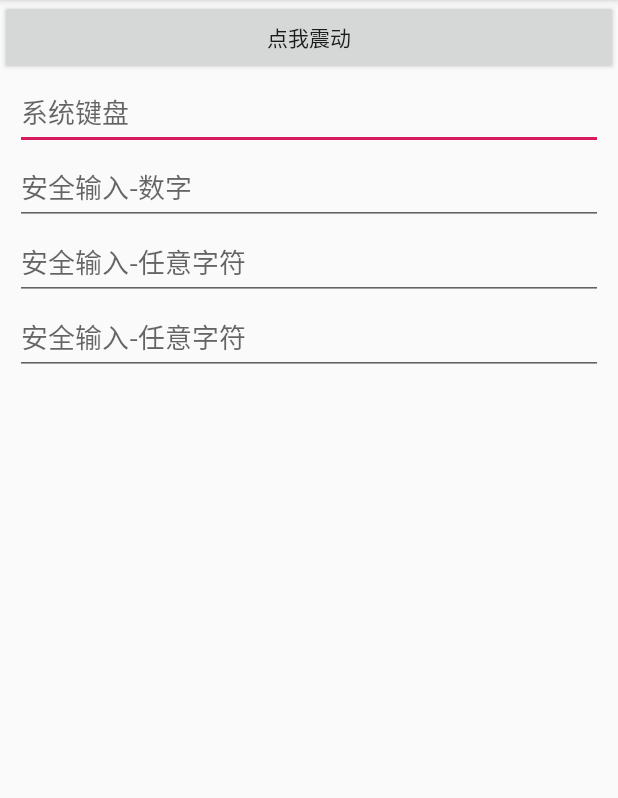
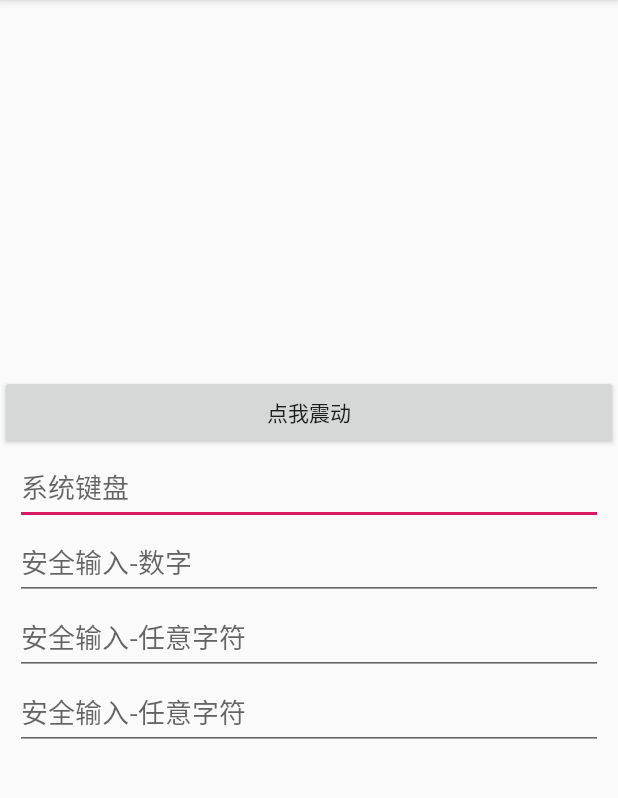
Before and after one commit to hyy12345678/SKeyboard, an Android app: the screen it shows after launch (Main2Activity), on a phone screen of 412 x 824 dp, the part 84-882 px from its top. Run offline under Robolectric (Android 15) with nearby library versions, the phone set to English and light mode, and no system bars.

Commit message:
update ver 1.0.4,modify SafeKeyboard,add layout scroll logic for EditText

```diff
--- a/app/src/main/java/net/hyy/fun/skeyboard/Main2Activity.java
+++ b/app/src/main/java/net/hyy/fun/skeyboard/Main2Activity.java
@@ -33,6 +33,7 @@ public class Main2Activity extends AppCompatActivity {
     private EditText safeEdit2;
     private EditText safeEdit3;
     private List<EditText> editList = new ArrayList<>();
+    private View scroll_layout;
 
     String DES_KEY = "randromdata";
 
@@ -48,6 +49,8 @@ public class Main2Activity extends AppCompatActivity {
         safeEdit = findViewById(R.id.safeEditText);
         safeEdit2 = findViewById(R.id.safeEditText2);
         safeEdit3 = findViewById(R.id.safeEditText3);
+
+        scroll_layout = findViewById(R.id.scroll_layout);
 
         safeEdit.setTag("number");
         editList.add(safeEdit);
@@ -67,7 +70,7 @@ public class Main2Activity extends AppCompatActivity {
             }
         });
         LinearLayout keyboardContainer = findViewById(R.id.keyboardViewPlace);
-        safeKeyboard = new SafeKeyboard(Main2Activity.this, keyboardContainer, editList,
+        safeKeyboard = new SafeKeyboard(Main2Activity.this, keyboardContainer, editList, scroll_layout,
                 true, false, false);
        /* safeKeyboard.setDelDrawable(this.getResources().getDrawable(R.drawable.seckey_icon_del));
         safeKeyboard.setLowDrawable(this.getResources().getDrawable(R.drawable.seckey_icon_capital_default));
@@ -108,7 +111,7 @@ public class Main2Activity extends AppCompatActivity {
                         Base64.DEFAULT)
                         + "\n");
                 ((TextView) findViewById(R.id.tv)).setText(builder.toString());
-                Log.e("Main2Activity",builder.toString());
+                Log.e("Main2Activity", builder.toString());
                 return false;
             }
 
--- a/app/src/main/res/layout/activity_main2.xml
+++ b/app/src/main/res/layout/activity_main2.xml
@@ -6,9 +6,15 @@
     android:layout_height="match_parent"
     tools:context=".Main2Activity">
 
+    <ScrollView
+        android:layout_width="match_parent"
+        android:layout_height="match_parent">
+
         <LinearLayout
+            android:id="@+id/scroll_layout"
             android:layout_width="match_parent"
             android:layout_height="match_parent"
+            android:layout_marginTop="250dp"
             android:orientation="vertical">
 
 
@@ -17,47 +23,49 @@
                 android:layout_width="match_parent"
                 android:layout_height="50dp"
                 android:hapticFeedbackEnabled="true"
-            android:text="点我震动"/>
+                android:text="点我震动" />
 
             <EditText
                 android:id="@+id/normalEditText"
                 android:layout_width="match_parent"
                 android:layout_height="50sp"
+                android:layout_marginStart="10sp"
                 android:layout_marginEnd="10sp"
-            android:layout_marginStart="10sp"
                 android:hint="@string/keyboard_system"
                 android:inputType="text" />
+
             <net.hyy.fun.skeyboard.SafeEditText
                 android:id="@+id/safeEditText"
                 android:layout_width="match_parent"
                 android:layout_height="50sp"
+                android:layout_marginStart="10sp"
                 android:layout_marginEnd="10sp"
-            android:layout_marginStart="10sp"
-            android:hint="安全输入-数字"
-            />
+                android:hint="安全输入-数字" />
 
             <net.hyy.fun.skeyboard.SafeEditText
                 android:id="@+id/safeEditText2"
                 android:layout_width="match_parent"
                 android:layout_height="50sp"
+                android:layout_marginStart="10sp"
                 android:layout_marginEnd="10sp"
-            android:layout_marginStart="10sp"
-            android:hint="安全输入-任意字符"
-            />
+                android:hint="安全输入-任意字符" />
+
             <net.hyy.fun.skeyboard.SafeEditText
                 android:id="@+id/safeEditText3"
                 android:layout_width="match_parent"
                 android:layout_height="50sp"
+                android:layout_marginStart="10sp"
                 android:layout_marginEnd="10sp"
-            android:layout_marginStart="10sp"
-            android:hint="安全输入-任意字符"
-            />
+                android:hint="安全输入-任意字符" />
+
             <TextView
                 android:id="@+id/tv"
                 android:layout_width="match_parent"
                 android:layout_height="wrap_content" />
 
         </LinearLayout>
+
+    </ScrollView>
 
     <LinearLayout
         android:id="@+id/keyboardViewPlace"
--- a/skeyboardlib/build.gradle
+++ b/skeyboardlib/build.gradle
@@ -8,8 +8,8 @@ android {
     defaultConfig {
         minSdkVersion 21
         targetSdkVersion 28
-        versionCode 3
-        versionName "1.0.3"
+        versionCode 4
+        versionName "1.0.4"
 
         testInstrumentationRunner "androidx.test.runner.AndroidJUnitRunner"
         externalNativeBuild {
--- a/skeyboardlib/src/main/java/net/hyy/fun/skeyboardlib/SafeKeyboard.java
+++ b/skeyboardlib/src/main/java/net/hyy/fun/skeyboardlib/SafeKeyboard.java
@@ -12,17 +12,18 @@ import android.os.Looper;
 import android.os.SystemClock;
 import android.os.Vibrator;
 import android.text.Editable;
+import android.util.DisplayMetrics;
 import android.util.Log;
 import android.view.LayoutInflater;
 import android.view.MotionEvent;
 import android.view.View;
+import android.view.WindowManager;
 import android.view.animation.Animation;
 import android.view.animation.TranslateAnimation;
 import android.view.inputmethod.InputMethodManager;
 import android.widget.EditText;
 import android.widget.ImageView;
 import android.widget.LinearLayout;
-
 
 
 import java.lang.reflect.InvocationTargetException;
@@ -78,29 +79,52 @@ public class SafeKeyboard {
     private boolean isLetterRandom;
     private boolean isSymbolRandom;
 
-    public SafeKeyboard(Context mContext, LinearLayout layout, List<EditText> editTextList, boolean isNumberRandom, boolean isLetterRandom, boolean isSymbolRandom) {
-        this.mContext = mContext;
-        this.layout = layout;
-        this.editTextList = editTextList;
-        this.keyboardContainerResId = R.layout.seckey_layout_keyboard_containor;
-        this.keyboardResId = LayoutInflater.from(mContext).inflate(R.layout.seckey_layout_keyboard_containor, null).findViewById(R.id.safeKeyboardLetter).getId();
-        this.isNumberRandom = isNumberRandom;
-        this.isLetterRandom = isLetterRandom;
-        this.isSymbolRandom = isSymbolRandom;
-        vibrator = (Vibrator) mContext.getSystemService(Service.VIBRATOR_SERVICE);
-        delDrawable = mContext.getResources().getDrawable(R.drawable.seckey_icon_del);
-        lowDrawable = mContext.getResources().getDrawable(R.drawable.seckey_icon_capital_default);
-        upDrawable = mContext.getResources().getDrawable(R.drawable.seckey_icon_capital_selected);
-        logoDrawable = mContext.getResources().getDrawable(R.drawable.seckey_logo_anquan);
-        downDrawable = mContext.getResources().getDrawable(R.drawable.seckey_keyboard_done_);
-        initKeyboard();
-        initAnimation();
-        addListeners();
+
+    private final View mScrollLayout;
+    private int[] originalScrollPosInScr;
+    private int[] originalScrollPosInPar;
+    private int mScreenWidth;
+    private int mScreenHeight;
+    private float toBackSize;
+
+
+
+    public SafeKeyboard(Context mContext, LinearLayout layout, List<EditText> editTextList,View mScrollLayout,
+                        boolean isNumberRandom, boolean isLetterRandom, boolean isSymbolRandom) {
+//        this.mContext = mContext;
+//        this.layout = layout;
+//        this.editTextList = editTextList;
+//        this.keyboardContainerResId = R.layout.seckey_layout_keyboard_containor;
+//        this.keyboardResId = LayoutInflater.from(mContext).inflate(R.layout.seckey_layout_keyboard_containor, null).findViewById(R.id.safeKeyboardLetter).getId();
+//        this.isNumberRandom = isNumberRandom;
+//        this.isLetterRandom = isLetterRandom;
+//        this.isSymbolRandom = isSymbolRandom;
+//        vibrator = (Vibrator) mContext.getSystemService(Service.VIBRATOR_SERVICE);
+//        delDrawable = mContext.getResources().getDrawable(R.drawable.seckey_icon_del);
+//        lowDrawable = mContext.getResources().getDrawable(R.drawable.seckey_icon_capital_default);
+//        upDrawable = mContext.getResources().getDrawable(R.drawable.seckey_icon_capital_selected);
+//        logoDrawable = mContext.getResources().getDrawable(R.drawable.seckey_logo_anquan);
+//        downDrawable = mContext.getResources().getDrawable(R.drawable.seckey_keyboard_done_);
+//        initKeyboard();
+//        initAnimation();
+//        addListeners();
+
+        this(mContext, layout, editTextList,mScrollLayout,
+                R.layout.seckey_layout_keyboard_containor,
+                LayoutInflater.from(mContext).inflate(R.layout.seckey_layout_keyboard_containor, null).findViewById(R.id.safeKeyboardLetter).getId(),
+                mContext.getResources().getDrawable(R.drawable.seckey_icon_del),
+                mContext.getResources().getDrawable(R.drawable.seckey_icon_capital_default),
+                mContext.getResources().getDrawable(R.drawable.seckey_icon_capital_selected),
+                mContext.getResources().getDrawable(R.drawable.seckey_logo_anquan),
+                mContext.getResources().getDrawable(R.drawable.seckey_keyboard_done_),
+                isNumberRandom, isLetterRandom, isSymbolRandom
+        );
 
     }
 
-    SafeKeyboard(Context mContext, LinearLayout layout, List<EditText> editTextList, int id, int keyId,
-                 Drawable del, Drawable low, Drawable up, Drawable logo, Drawable down, boolean isNumberRandom, boolean isLetterRandom, boolean isSymbolRandom) {
+    SafeKeyboard(Context mContext, LinearLayout layout, List<EditText> editTextList,View mScrollLayout,
+                 int id, int keyId, Drawable del, Drawable low, Drawable up, Drawable logo, Drawable down,
+                 boolean isNumberRandom, boolean isLetterRandom, boolean isSymbolRandom) {
         this.mContext = mContext;
         this.layout = layout;
         this.editTextList = editTextList;
@@ -115,6 +139,23 @@ public class SafeKeyboard {
         this.isLetterRandom = isLetterRandom;
         this.isSymbolRandom = isSymbolRandom;
         vibrator = (Vibrator) mContext.getSystemService(Service.VIBRATOR_SERVICE);
+
+        this.mScrollLayout = mScrollLayout;
+
+        originalScrollPosInScr = new int[]{0, 0, 0, 0};
+        originalScrollPosInPar = new int[]{0, 0, 0, 0};
+
+        // 获取 WindowManager 实例, 得到屏幕的操作权
+        WindowManager wm = (WindowManager) mContext.getSystemService(Context.WINDOW_SERVICE);
+        if (wm != null) {
+            // 给 metrics 赋值
+            DisplayMetrics metrics = new DisplayMetrics();
+            wm.getDefaultDisplay().getMetrics(metrics);
+            // 设备屏幕的宽度,高度变量
+            mScreenWidth = metrics.widthPixels;
+            mScreenHeight = metrics.heightPixels;
+        }
+
 
         initKeyboard();
         initAnimation();
@@ -258,7 +299,7 @@ public class SafeKeyboard {
     }
 
     private boolean isNumber(String str) {
-        String numStr =  mContext.getString(R.string.seckey_zeroTonine);
+        String numStr = mContext.getString(R.string.seckey_zeroTonine);
         return numStr.contains(str.toLowerCase());
     }
 
@@ -448,6 +489,9 @@ public class SafeKeyboard {
         @Override
         public void run() {
             isHideStart = false;
+
+            doScrollLayoutBack(true, null);
+
             if (keyContainer.getVisibility() != View.GONE) {
                 keyContainer.setVisibility(View.GONE);
             }
@@ -463,6 +507,8 @@ public class SafeKeyboard {
             if (!mEditText.isFocused()) {
                 hideKeyboard();
             }
+
+            doScrollLayout();
         }
     };
 
@@ -528,6 +574,7 @@ public class SafeKeyboard {
                             return false;
                         }
                         if (!isKeyboardShown()) {
+                            getOriginalScrollLayoutPos();
                             showHandler.removeCallbacks(showRun);
                             showHandler.postDelayed(showRun, SHOW_DELAY);
                         }
@@ -550,6 +597,7 @@ public class SafeKeyboard {
                             }
                             if (isFocus) {
                                 if (isKeyboardShown()) {
+                                    getOriginalScrollLayoutPos();
                                     hideKeyboard();
                                 }
 
@@ -557,6 +605,7 @@ public class SafeKeyboard {
                         } else {
                             ((EditText) v).setText("");
                             if (!isKeyboardShown()) {
+                                getOriginalScrollLayoutPos();
                                 showHandler.removeCallbacks(showRun);
                                 showHandler.postDelayed(showRun, SHOW_DELAY);
                             }
@@ -770,4 +819,99 @@ public class SafeKeyboard {
         keyboardView.setHideDrawable(downDrawable);
     }
 
+
+    /**
+     * 更新 mScrollLayout 原始位置, 且只获取一次
+     */
+    private void getOriginalScrollLayoutPos() {
+        if (originalScrollPosInScr[0] == 0 && originalScrollPosInScr[1] == 0) {
+            int[] pos = new int[]{0, 0};
+            mScrollLayout.getLocationOnScreen(pos);
+            originalScrollPosInScr[0] = pos[0];
+            originalScrollPosInScr[1] = pos[1];
+            originalScrollPosInScr[2] = pos[0] + mScrollLayout.getWidth();
+            originalScrollPosInScr[3] = pos[1] + mScrollLayout.getHeight();
+        }
+
+        if (originalScrollPosInPar[0] == 0 && originalScrollPosInPar[1] == 0
+                && originalScrollPosInPar[2] == 0 && originalScrollPosInPar[3] == 0) {
+            originalScrollPosInPar[0] = mScrollLayout.getLeft();
+            originalScrollPosInPar[1] = mScrollLayout.getTop();
+            originalScrollPosInPar[2] = mScrollLayout.getRight();
+            originalScrollPosInPar[3] = mScrollLayout.getBottom();
+        }
+    }
+
+
+    private void doScrollLayout() {
+        // 计算 SafeKeyboard 显示后是否会遮挡住 EditText
+        editNeedScroll(mEditText);
+    }
+
+    private void editNeedScroll(EditText mEditText) {
+        int keyboardHeight = keyContainer.getHeight();      // 获取键盘布局的高度
+        int keyStartY = mScreenHeight - keyboardHeight;
+        int[] position = new int[2];
+        mEditText.getLocationOnScreen(position);
+        int mEditTextBottomY = position[1] + mEditText.getHeight();
+        if (mEditTextBottomY > keyStartY) {
+            // 说明这个 EditText 的底部在 键盘 View 顶部以下, 即 EditText 被键盘遮挡了
+            final float to = keyStartY - mEditTextBottomY - 10; // 为负值, 需要往上移动的距离, 往上为负值, 往下为正值
+            if (position[1] + to < originalScrollPosInScr[1]) {
+                // 说明, scrollLayout 被往上顶起之后, EditText 所在位置可能会被 scrollLayout 上面的其他 View 遮挡或者重合了导致显示不准确,
+                // 那么顶起操作在这里就显示不合适了, 所以这里最好是添加一个长文本显示功能
+                // 说明往上顶起之后 mEditText 会被遮挡, 即 mEditText 的 top 距离顶部的距离 小于 要移动的距离
+                // 这里就不需要顶起了, 需要显示一个长文本显示页面
+                // TODO... 添加一个长文本显示功能, 不过这里的长文本显示似乎没有什么意义
+                return;
+            }
+            toBackSize = to;
+            mScrollLayout.animate().translationYBy(toBackSize).setDuration(150).start();
+        }
+    }
+
+
+    private boolean doScrollLayoutBack(final boolean isHide, EditText mEditText) {
+        int thisScrollY = 0;
+        if (!isHide && mEditText != null) {
+            // 这种情况说明是点击了一个 EditText, 则需要判断是否需要移动 mScrollLayout 来适应 SafeKeyboard 的显示
+            int[] mEditPos = new int[2];
+            mEditText.getLocationOnScreen(mEditPos);
+            Log.e("SafeKeyboard_Scroll", "0: " + mEditPos[0] + ", 1: " + mEditPos[1]);
+
+            int keyboardHeight = keyContainer.getHeight();
+            int keyStartY = mScreenHeight - keyboardHeight;
+            getOriginalScrollLayoutPos();
+
+            if (mEditText.getHeight() + 10 > keyStartY - originalScrollPosInScr[1]) {
+                // mEditText 的高度 大于 SafeKeyboard 上边界到 mScrollLayout 上边界的距离, 即 mEditText 无法完全显示
+                // TODO... 添加一个长文本输入功能
+
+                return false;
+            } else {
+                // 可以正常显示
+                if (mEditPos[1] < originalScrollPosInScr[1]) {
+                    // 说明当前的 mEditText 的 top 位置已经被其他布局遮挡, 需要布局往下滑动一点, 使 mEditText 可以完全显示
+                    thisScrollY = originalScrollPosInScr[1] - mEditPos[1] + 10; // 正值
+                } else if (mEditPos[1] + mEditText.getHeight() > keyStartY) {
+                    // 说明当前的 mEditText 的 bottom 位置已经被其他布局遮挡, 需要布局往上滑动一点, 使 mEditText 可以完全显示
+                    thisScrollY = keyStartY - mEditPos[1] - mEditText.getHeight(); //负值
+                } else {
+                    // 各项均正常, 不需要重新滑动
+                    Log.i("SafeKeyboard_LOG", "Need not to scroll");
+                    return false;
+                }
+            }
+        }
+
+        toBackSize += thisScrollY;
+        if (isHide) {
+            mScrollLayout.animate().setDuration(150).translationYBy(-toBackSize).start();
+            toBackSize = 0;
+        } else {
+            mScrollLayout.animate().setDuration(150).translationYBy(thisScrollY).start();
+        }
+
+        return true;
+    }
 }
```
Also changed, not shown: 1 other file. Lines whose indentation alone changed are shown as unchanged.
